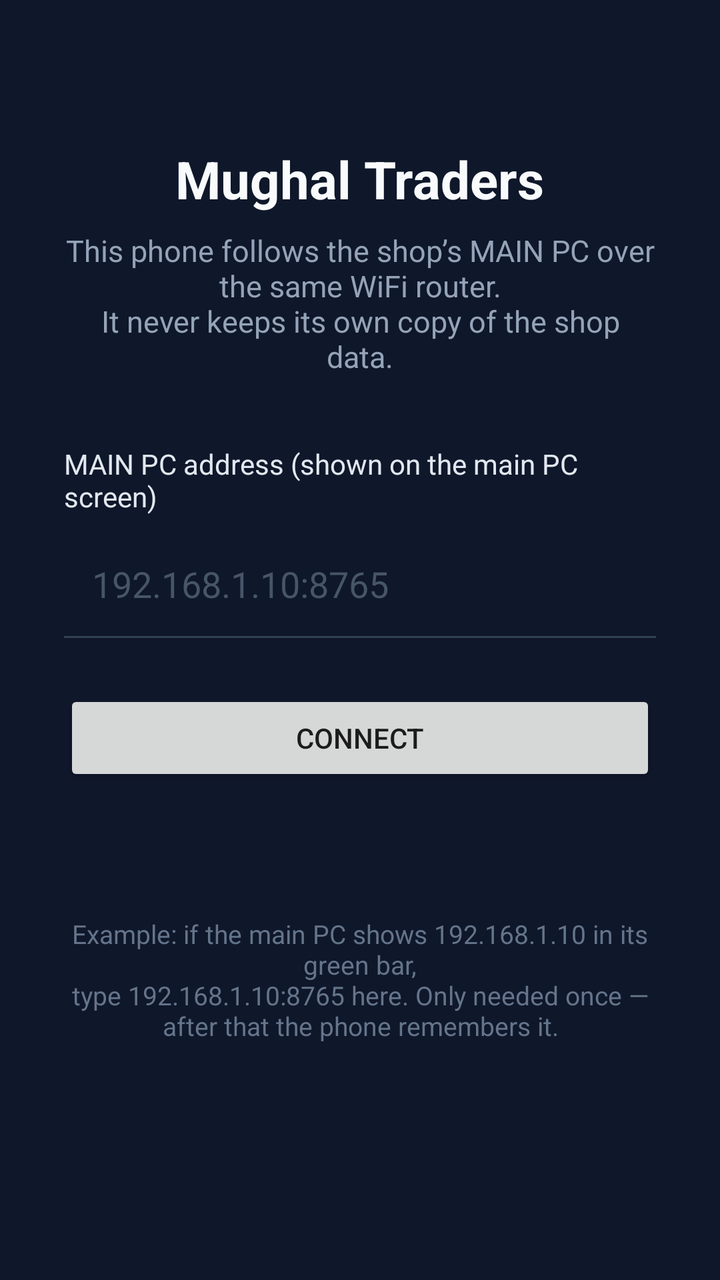
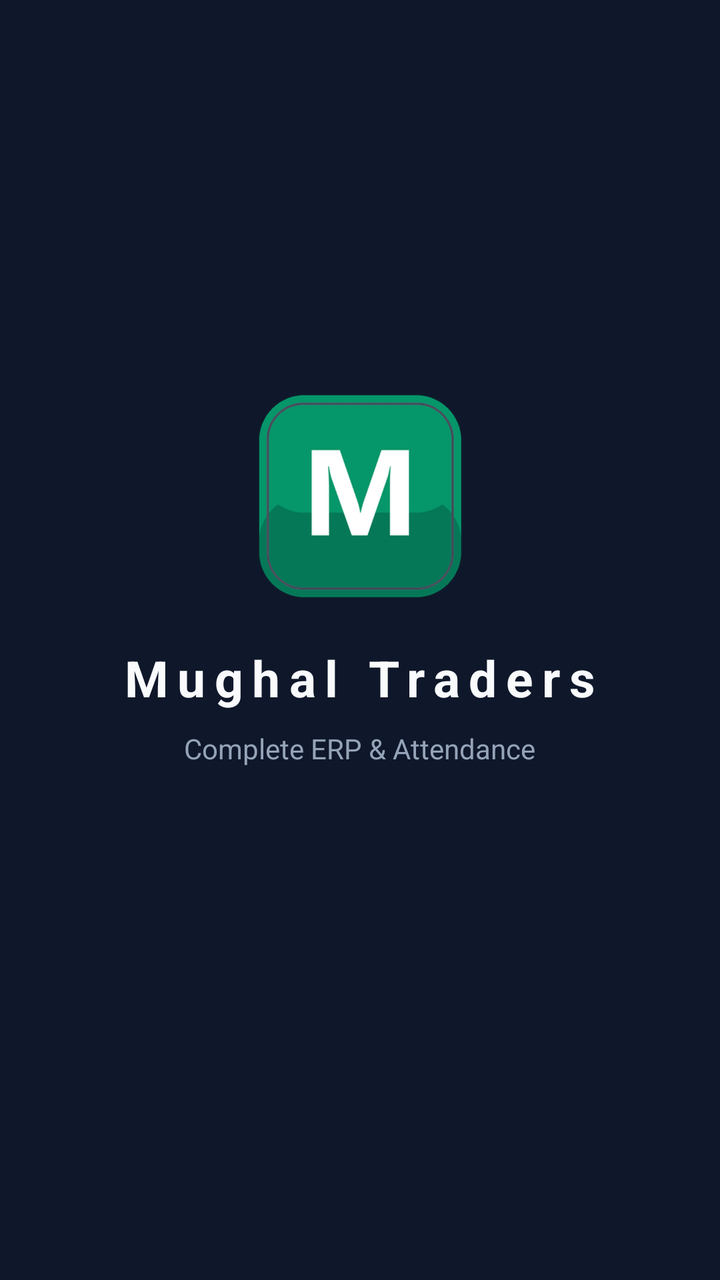

Two renders of the same Android screen: before a commit and after it. Below are the layout's source before the change and the commit's diff.
<!-- AndroidManifest.xml: application theme Theme.MughalTraders -->
<!-- res/layout/activity_main.xml -->
<?xml version="1.0" encoding="utf-8"?>
<FrameLayout xmlns:android="http://schemas.android.com/apk/res/android"
    android:layout_width="match_parent"
    android:layout_height="match_parent"
    android:background="#0f172a">

    
    <WebView
        android:id="@+id/web_view"
        android:layout_width="match_parent"
        android:layout_height="match_parent"
        android:keepScreenOn="true"
        android:visibility="gone" />

    
    <LinearLayout
        android:id="@+id/offline_panel"
        android:layout_width="match_parent"
        android:layout_height="match_parent"
        android:background="#0f172a"
        android:gravity="center"
        android:orientation="vertical"
        android:padding="32dp"
        android:visibility="gone">

        <TextView
            android:layout_width="wrap_content"
            android:layout_height="wrap_content"
            android:text="@string/offline_title"
            android:textColor="#f8fafc"
            android:textSize="22sp"
            android:textStyle="bold"
            android:gravity="center" />

        <TextView
            android:layout_width="wrap_content"
            android:layout_height="wrap_content"
            android:layout_marginTop="14dp"
            android:text="@string/offline_body"
            android:textColor="#94a3b8"
            android:textSize="15sp"
            android:gravity="center" />

        <ProgressBar
            android:layout_width="36dp"
            android:layout_height="36dp"
            android:layout_marginTop="24dp"
            android:indeterminate="true"
            android:indeterminateTint="#f43f5e" />

        <TextView
            android:id="@+id/offline_status"
            android:layout_width="wrap_content"
            android:layout_height="wrap_content"
            android:layout_marginTop="12dp"
            android:text="@string/offline_start"
            android:textColor="#64748b"
            android:textSize="13sp"
            android:gravity="center" />

        <Button
            android:id="@+id/btn_try_now"
            android:layout_width="wrap_content"
            android:layout_height="wrap_content"
            android:layout_marginTop="28dp"
            android:paddingStart="30dp"
            android:paddingEnd="30dp"
            android:text="@string/try_now" />

        <Button
            android:id="@+id/btn_change"
            style="?android:attr/buttonBarButtonStyle"
            android:layout_width="wrap_content"
            android:layout_height="wrap_content"
            android:layout_marginTop="6dp"
            android:minHeight="48dp"
            android:paddingStart="20dp"
            android:paddingEnd="20dp"
            android:text="@string/change_pc"
            android:textColor="#94a3b8" />
    </LinearLayout>

    
    <ScrollView
        android:id="@+id/setup_panel"
        android:layout_width="match_parent"
        android:layout_height="match_parent"
        android:background="#0f172a"
        android:fillViewport="true">

        <LinearLayout
            android:layout_width="match_parent"
            android:layout_height="wrap_content"
            android:gravity="center_horizontal"
            android:orientation="vertical"
            android:padding="32dp">

            <TextView
                android:layout_width="wrap_content"
                android:layout_height="wrap_content"
                android:layout_marginTop="40dp"
                android:text="@string/app_name"
                android:textColor="#f8fafc"
                android:textSize="26sp"
                android:textStyle="bold" />

            <TextView
                android:layout_width="wrap_content"
                android:layout_height="wrap_content"
                android:layout_marginTop="8dp"
                android:text="@string/setup_sub"
                android:textColor="#94a3b8"
                android:textSize="15sp"
                android:gravity="center" />

            <TextView
                android:layout_width="wrap_content"
                android:layout_height="wrap_content"
                android:layout_marginTop="34dp"
                android:text="@string/setup_label"
                android:textColor="#e2e8f0"
                android:textSize="14sp" />

            <EditText
                android:id="@+id/server_input"
                android:layout_width="match_parent"
                android:layout_height="wrap_content"
                android:layout_marginTop="8dp"
                android:background="@android:color/transparent"
                android:hint="@string/setup_hint"
                android:importantForAutofill="no"
                android:inputType="textUri"
                android:padding="14dp"
                android:textColor="#f8fafc"
                android:textColorHint="#475569"
                android:textSize="18sp" />

            <View
                android:layout_width="match_parent"
                android:layout_height="1dp"
                android:background="#334155" />

            <Button
                android:id="@+id/btn_connect"
                android:layout_width="match_parent"
                android:layout_height="wrap_content"
                android:layout_marginTop="26dp"
                android:text="@string/connect" />

            <TextView
                android:id="@+id/setup_status"
                android:layout_width="wrap_content"
                android:layout_height="wrap_content"
                android:layout_marginTop="16dp"
                android:textColor="#fb7185"
                android:textSize="14sp"
                android:gravity="center" />

            <TextView
                android:layout_width="wrap_content"
                android:layout_height="wrap_content"
                android:layout_marginTop="30dp"
                android:text="@string/setup_help"
                android:textColor="#64748b"
                android:textSize="13sp"
                android:gravity="center" />
        </LinearLayout>
    </ScrollView>
</FrameLayout>
<!-- resources referenced by this layout -->
<resources>
  <string name="app_name">Mughal Traders</string>
  <string name="change_pc">Change main PC address</string>
  <string name="connect">Connect</string>
  <string name="offline_body">The shop stays closed on this phone until the main PC answers again. Nothing is invented here \u2014 everything lives on the main PC.</string>
  <string name="offline_start">waiting for the main PC\u2026</string>
  <string name="offline_title">MAIN PC IS OFFLINE</string>
  <string name="setup_help">Example: if the main PC shows 192.168.1.10 in its green bar,\ntype 192.168.1.10:8765 here. Only needed once \u2014 after that the phone remembers it.</string>
  <string name="setup_hint">192.168.1.10:8765</string>
  <string name="setup_label">MAIN PC address (shown on the main PC screen)</string>
  <string name="setup_sub">This phone follows the shop\u2019s MAIN PC over the same WiFi router.\nIt never keeps its own copy of the shop data.</string>
  <string name="try_now">Try now</string>
  <style name="Theme.MughalTraders" parent="android:Theme.Material.Light.NoActionBar">
          <item name="android:statusBarColor">@color/brand_navy</item>
          <item name="android:windowBackground">@color/brand_navy</item>
          <item name="android:colorAccent">@color/brand_rose</item>
      </style>
  <color name="brand_navy">#0F172A</color>
  <color name="brand_rose">#F43F5E</color>
</resources>

<!-- the commit's change to res/layout/activity_main.xml (unified diff, before → after) -->
@@ -166,4 +166,47 @@
                 android:gravity="center" />
         </LinearLayout>
     </ScrollView>
+
+    
+    <LinearLayout
+        android:id="@+id/splash_panel"
+        android:layout_width="match_parent"
+        android:layout_height="match_parent"
+        android:background="#0f172a"
+        android:clickable="true"
+        android:focusable="true"
+        android:gravity="center"
+        android:orientation="vertical">
+
+        <ImageView
+            android:layout_width="104dp"
+            android:layout_height="104dp"
+            android:contentDescription="@string/app_name"
+            android:src="@drawable/splash_logo" />
+
+        <TextView
+            android:layout_width="wrap_content"
+            android:layout_height="wrap_content"
+            android:layout_marginTop="22dp"
+            android:letterSpacing="0.18"
+            android:text="@string/app_name"
+            android:textColor="#f8fafc"
+            android:textSize="25sp"
+            android:textStyle="bold" />
+
+        <TextView
+            android:layout_width="wrap_content"
+            android:layout_height="wrap_content"
+            android:layout_marginTop="9dp"
+            android:text="@string/splash_sub"
+            android:textColor="#94a3b8"
+            android:textSize="14sp" />
+
+        <ProgressBar
+            android:layout_width="30dp"
+            android:layout_height="30dp"
+            android:layout_marginTop="30dp"
+            android:indeterminate="true"
+            android:indeterminateTint="#f43f5e" />
+    </LinearLayout>
 </FrameLayout>
<!-- resource entries referenced after the edit -->
@@ -1,5 +1,6 @@
 <!-- resources referenced by this layout -->
 <resources>
+  <!-- drawable splash_logo: png bitmap (drawable-nodpi, 52023 bytes) -->
   <string name="app_name">Mughal Traders</string>
   <string name="change_pc">Change main PC address</string>
   <string name="connect">Connect</string>
@@ -10,6 +11,7 @@
   <string name="setup_hint">192.168.1.10:8765</string>
   <string name="setup_label">MAIN PC address (shown on the main PC screen)</string>
   <string name="setup_sub">This phone follows the shop\u2019s MAIN PC over the same WiFi router.\nIt never keeps its own copy of the shop data.</string>
+  <string name="splash_sub">Complete ERP &amp; Attendance</string>
   <string name="try_now">Try now</string>
   <style name="Theme.MughalTraders" parent="android:Theme.Material.Light.NoActionBar">
           <item name="android:statusBarColor">@color/brand_navy</item>
